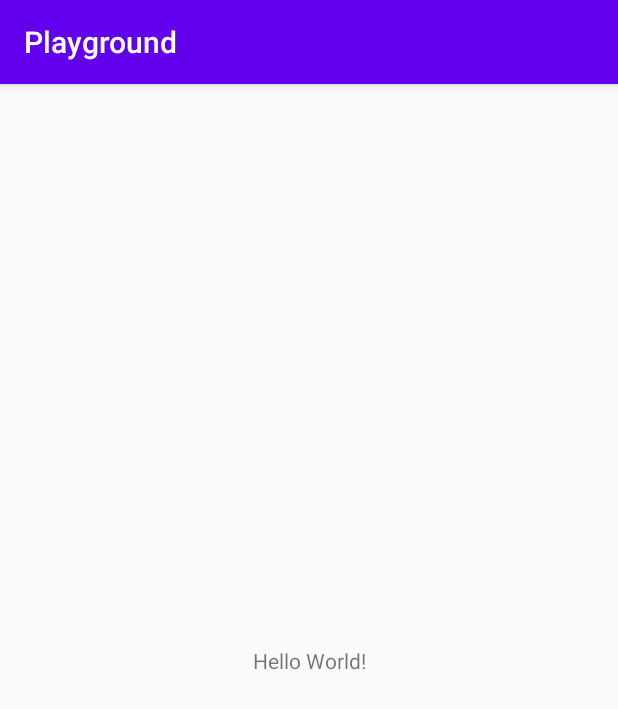
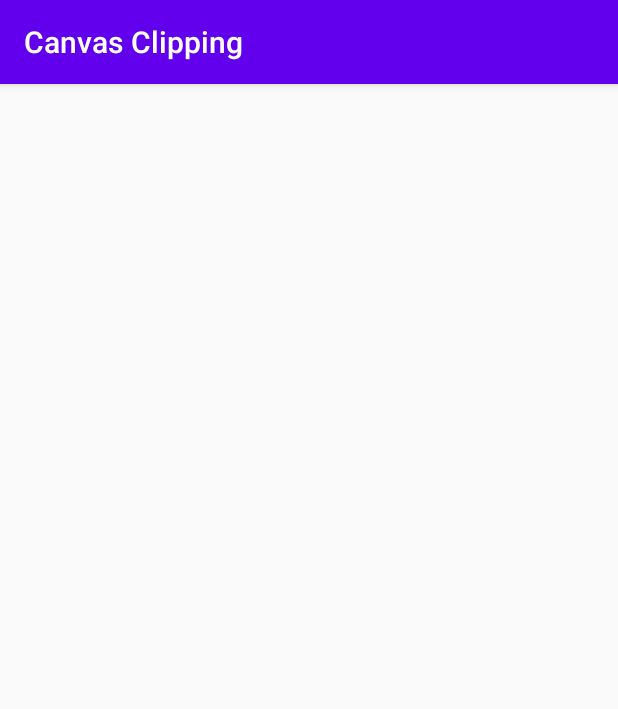
Before and after one commit to pjoshi08/Playground, an Android app: the screen it shows after launch (MainActivity), on a phone screen of 412 x 824 dp. Shown: the top 709 px of the screen. Run offline under Robolectric (Android 15) with nearby library versions, the phone set to English and light mode, and no system bars.

Commit message:
canvas clipping: starter code

```diff
--- /dev/null
+++ b/app/src/main/java/com/pj/playground/view/ClippedView.kt
@@ -0,0 +1,45 @@
+package com.pj.playground.view
+
+import android.content.Context
+import android.graphics.Paint
+import android.graphics.Path
+import android.util.AttributeSet
+import android.view.View
+import com.pj.playground.R
+
+class ClippedView @JvmOverloads constructor(
+    context: Context,
+    attributeSet: AttributeSet? = null,
+    defStyleAttr: Int = 0
+) : View(context, attributeSet, defStyleAttr) {
+
+    private val textsize = resources.getDimension(R.dimen.textSize)
+    private val textOffset = resources.getDimension(R.dimen.textOffset)
+
+    private val paint = Paint().apply {
+        isAntiAlias = true
+        strokeWidth = resources.getDimension(R.dimen.strokeWidth)
+        textSize = textsize
+    }
+
+    private val path = Path()
+
+    private val clipRectRight = resources.getDimension(R.dimen.clipRectRight)
+    private val clipRectLeft = resources.getDimension(R.dimen.clipRectLeft)
+    private val clipRectTop = resources.getDimension(R.dimen.clipRectTop)
+    private val clipRectBottom = resources.getDimension(R.dimen.clipRectBottom)
+
+    private val rectInset = resources.getDimension(R.dimen.rectInset)
+    private val smallRectOffset = resources.getDimension(R.dimen.smallRectOffset)
+
+    private val circleRadius = resources.getDimension(R.dimen.circleRadius)
+
+    private val columnOne = rectInset
+    private val columnTwo = columnOne + rectInset + clipRectRight
+
+    private val rowOne = rectInset
+    private val rowTwo = rowOne + rectInset + clipRectBottom
+    private val rowThree = rowTwo + rectInset + clipRectBottom
+    private val rowFour = rowThree + rectInset + clipRectBottom
+    private val textRow = rowFour + (1.5f * clipRectBottom)
+}
--- a/app/src/main/java/com/pj/playground/view/MainActivity.kt
+++ b/app/src/main/java/com/pj/playground/view/MainActivity.kt
@@ -8,6 +8,6 @@ class MainActivity : AppCompatActivity() {
 
     override fun onCreate(savedInstanceState: Bundle?) {
         super.onCreate(savedInstanceState)
-        setContentView(R.layout.activity_main)
+        setContentView(ClippedView(this))
     }
 }
--- /dev/null
+++ b/app/src/main/res/values-sw480dp/dimens.xml
@@ -0,0 +1,12 @@
+<?xml version="1.0" encoding="utf-8"?>
+<resources>
+    <dimen name="clipRectRight">120dp</dimen>
+    <dimen name="clipRectBottom">120dp</dimen>
+
+    <dimen name="rectInset">10dp</dimen>
+    <dimen name="smallRectOffset">50dp</dimen>
+
+    <dimen name="circleRadius">40dp</dimen>
+    <dimen name="textOffset">25dp</dimen>
+    <dimen name="strokeWidth">6dp</dimen>
+</resources>
--- /dev/null
+++ b/app/src/main/res/values/dimens.xml
@@ -0,0 +1,16 @@
+<?xml version="1.0" encoding="utf-8"?>
+<resources>
+    <dimen name="clipRectRight">90dp</dimen>
+    <dimen name="clipRectBottom">90dp</dimen>
+    <dimen name="clipRectTop">0dp</dimen>
+    <dimen name="clipRectLeft">0dp</dimen>
+
+    <dimen name="rectInset">8dp</dimen>
+    <dimen name="smallRectOffset">40dp</dimen>
+
+    <dimen name="circleRadius">30dp</dimen>
+    <dimen name="textOffset">20dp</dimen>
+    <dimen name="strokeWidth">4dp</dimen>
+
+    <dimen name="textSize">18sp</dimen>
+</resources>
--- a/app/src/main/res/values/strings.xml
+++ b/app/src/main/res/values/strings.xml
@@ -1,3 +1,7 @@
 <resources>
-    <string name="app_name">Playground</string>
+    <string name="app_name">Canvas Clipping</string>
+
+    <string name="clipping">Clipping</string>
+    <string name="translated">translated text</string>
+    <string name="skewed">"Skewed and "</string>
 </resources>
```
